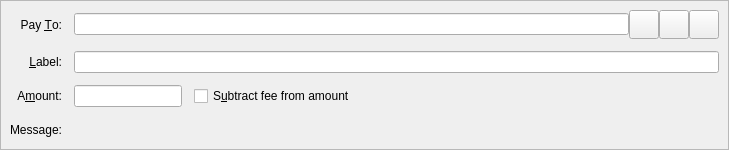
The window that src/qt/forms/sendcoinsentry.ui (raffermeko/bitcoin) describes before a commit, drawn with Qt 5.
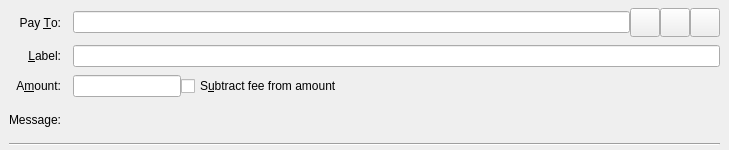
The same window after the commit. Icons and pictures are not drawn. Custom widgets are drawn as their Qt base class.

Commit message: [QT] remove frame to avoid double-frame situation in sendcoinsentry.ui

```diff
--- a/src/qt/forms/sendcoinsentry.ui
+++ b/src/qt/forms/sendcoinsentry.ui
@@ -21,15 +21,21 @@
     <string>This is a normal payment.</string>
    </property>
    <property name="frameShape">
-    <enum>QFrame::StyledPanel</enum>
-   </property>
-   <property name="frameShadow">
-    <enum>QFrame::Sunken</enum>
+    <enum>QFrame::NoFrame</enum>
    </property>
    <layout class="QGridLayout" name="gridLayout">
-    <property name="spacing">
+    <property name="topMargin">
+     <number>8</number>
+    </property>
+    <property name="bottomMargin">
+     <number>4</number>
+    </property>
+    <property name="horizontalSpacing">
      <number>12</number>
     </property>
+    <property name="verticalSpacing">
+     <number>8</number>
+    </property>
     <item row="0" column="0">
      <widget class="QLabel" name="payToLabel">
       <property name="text">
@@ -193,6 +199,13 @@
       </property>
      </widget>
     </item>
+    <item row="4" column="0" colspan="2">
+     <widget class="Line" name="line">
+      <property name="orientation">
+       <enum>Qt::Horizontal</enum>
+      </property>
+     </widget>
+    </item>
    </layout>
   </widget>
   <widget class="QFrame" name="SendCoins_UnauthenticatedPaymentRequest">
```
Left out of the diff: 10 changed lines with no effect on the pictures.
